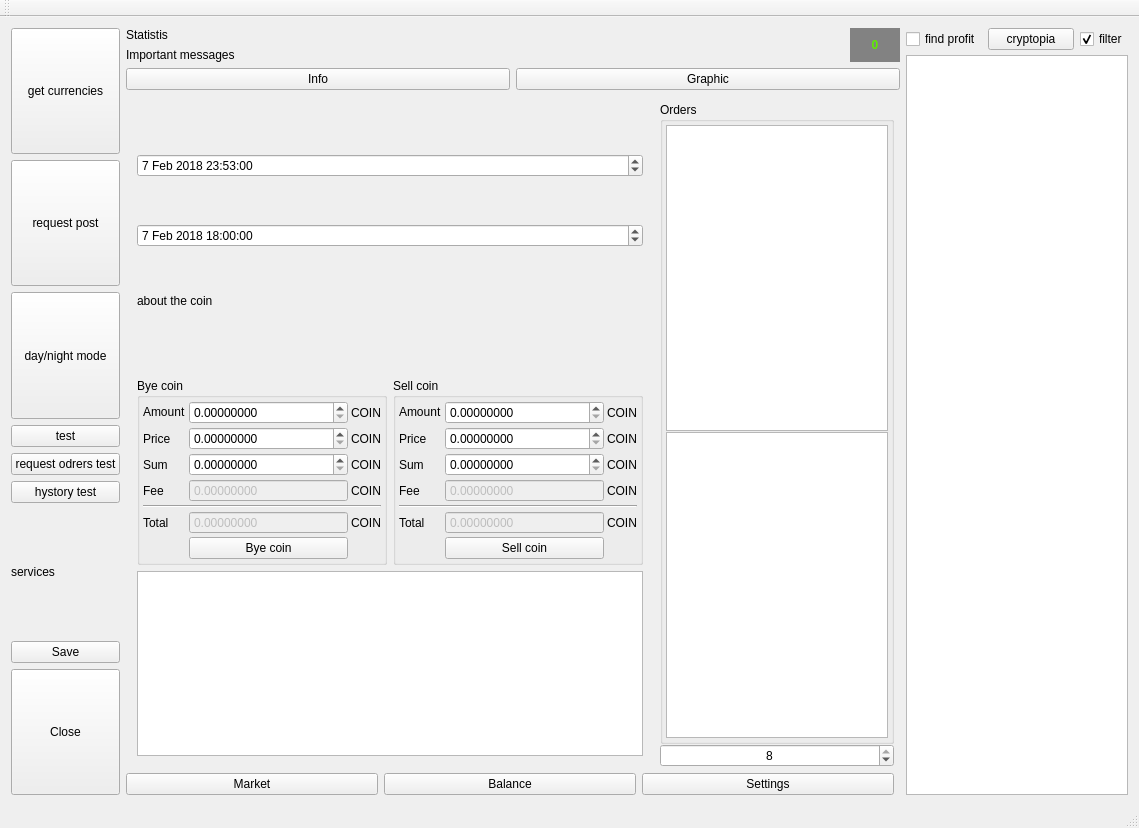
Qt form mainwindow.ui (predbannikov/cryptopia_client) before a commit.
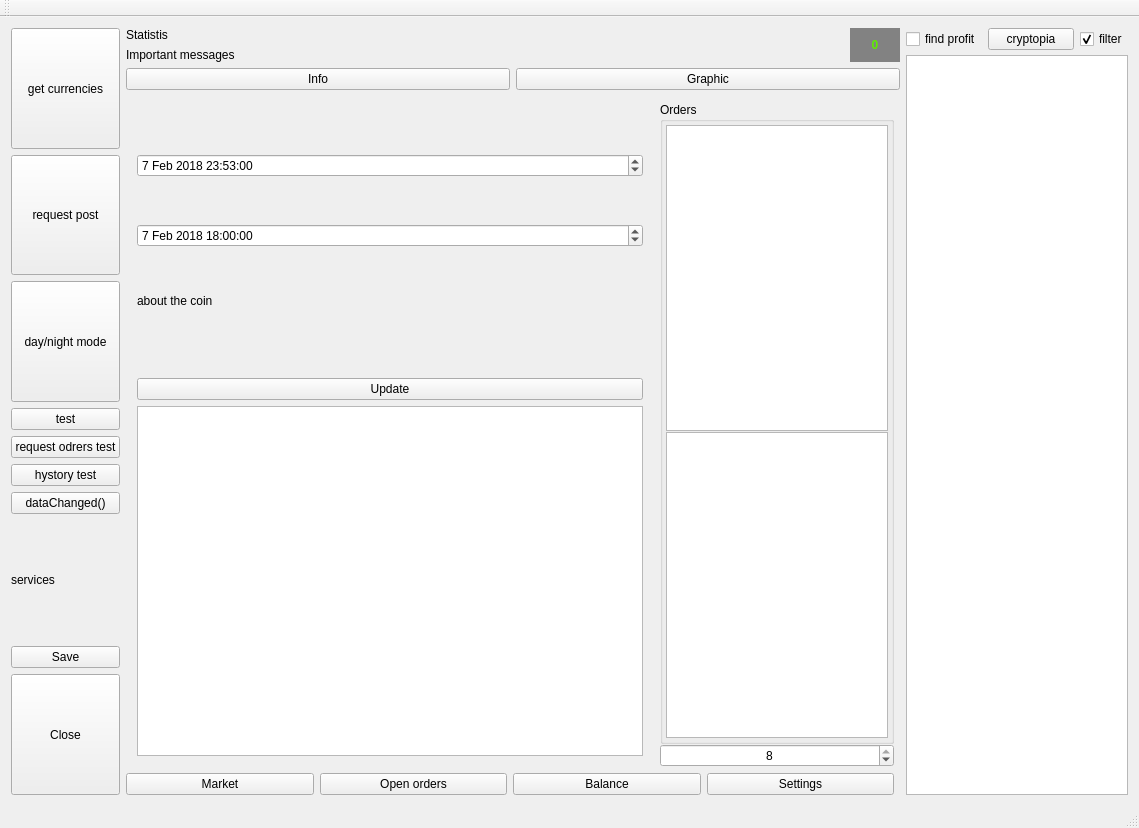
The same form after that commit.

```diff
--- a/mainwindow.ui
+++ b/mainwindow.ui
@@ -115,6 +115,13 @@
           </property>
          </widget>
         </item>
+        <item>
+         <widget class="QPushButton" name="pushButton_15">
+          <property name="text">
+           <string>dataChanged()</string>
+          </property>
+         </widget>
+        </item>
         <item>
          <widget class="QLabel" name="lbSuccess">
           <property name="text">
@@ -286,7 +293,7 @@
            </size>
           </property>
           <property name="currentIndex">
-           <number>1</number>
+           <number>2</number>
           </property>
           <widget class="QWidget" name="stackedWidget_2Page1">
            <layout class="QGridLayout" name="gridLayout_2">
@@ -480,10 +487,10 @@
                <item row="5" column="1">
                 <widget class="QDoubleSpinBox" name="sellTotal">
                  <property name="enabled">
-                  <bool>false</bool>
+                  <bool>true</bool>
                  </property>
                  <property name="buttonSymbols">
-                  <enum>QAbstractSpinBox::NoButtons</enum>
+                  <enum>QAbstractSpinBox::UpDownArrows</enum>
                  </property>
                  <property name="decimals">
                   <number>8</number>
@@ -547,6 +554,12 @@
                </item>
                <item row="2" column="1">
                 <widget class="QDoubleSpinBox" name="sellSum">
+                 <property name="enabled">
+                  <bool>false</bool>
+                 </property>
+                 <property name="buttonSymbols">
+                  <enum>QAbstractSpinBox::NoButtons</enum>
+                 </property>
                  <property name="decimals">
                   <number>8</number>
                  </property>
@@ -668,10 +681,10 @@
                <item row="5" column="1">
                 <widget class="QDoubleSpinBox" name="bayTotal">
                  <property name="enabled">
-                  <bool>false</bool>
+                  <bool>true</bool>
                  </property>
                  <property name="buttonSymbols">
-                  <enum>QAbstractSpinBox::NoButtons</enum>
+                  <enum>QAbstractSpinBox::UpDownArrows</enum>
                  </property>
                  <property name="decimals">
                   <number>8</number>
@@ -732,6 +745,12 @@
                </item>
                <item row="2" column="1">
                 <widget class="QDoubleSpinBox" name="baySum">
+                 <property name="enabled">
+                  <bool>false</bool>
+                 </property>
+                 <property name="buttonSymbols">
+                  <enum>QAbstractSpinBox::NoButtons</enum>
+                 </property>
                  <property name="decimals">
                   <number>8</number>
                  </property>
@@ -837,6 +856,54 @@
             </item>
            </layout>
           </widget>
+          <widget class="QWidget" name="pageOpenOrders">
+           <layout class="QVBoxLayout" name="verticalLayout_8">
+            <item>
+             <widget class="QPushButton" name="pushButton_18">
+              <property name="text">
+               <string>Update</string>
+              </property>
+             </widget>
+            </item>
+            <item>
+             <widget class="QTableView" name="tableOrders">
+              <property name="baseSize">
+               <size>
+                <width>0</width>
+                <height>0</height>
+               </size>
+              </property>
+              <property name="contextMenuPolicy">
+               <enum>Qt::CustomContextMenu</enum>
+              </property>
+              <property name="editTriggers">
+               <set>QAbstractItemView::NoEditTriggers</set>
+              </property>
+              <property name="selectionMode">
+               <enum>QAbstractItemView::SingleSelection</enum>
+              </property>
+              <property name="selectionBehavior">
+               <enum>QAbstractItemView::SelectRows</enum>
+              </property>
+              <attribute name="horizontalHeaderCascadingSectionResizes">
+               <bool>false</bool>
+              </attribute>
+              <attribute name="horizontalHeaderMinimumSectionSize">
+               <number>25</number>
+              </attribute>
+              <attribute name="verticalHeaderVisible">
+               <bool>false</bool>
+              </attribute>
+              <attribute name="verticalHeaderDefaultSectionSize">
+               <number>18</number>
+              </attribute>
+              <attribute name="verticalHeaderMinimumSectionSize">
+               <number>17</number>
+              </attribute>
+             </widget>
+            </item>
+           </layout>
+          </widget>
           <widget class="QWidget" name="balance">
            <layout class="QVBoxLayout" name="verticalLayout_7">
             <item>
@@ -883,6 +950,13 @@
             </property>
            </widget>
           </item>
+          <item>
+           <widget class="QPushButton" name="pushButton_17">
+            <property name="text">
+             <string>Open orders</string>
+            </property>
+           </widget>
+          </item>
           <item>
            <widget class="QPushButton" name="pushButton_12">
             <property name="text">
```
Left out of the diff: 41 changed lines with no effect on the pictures.
